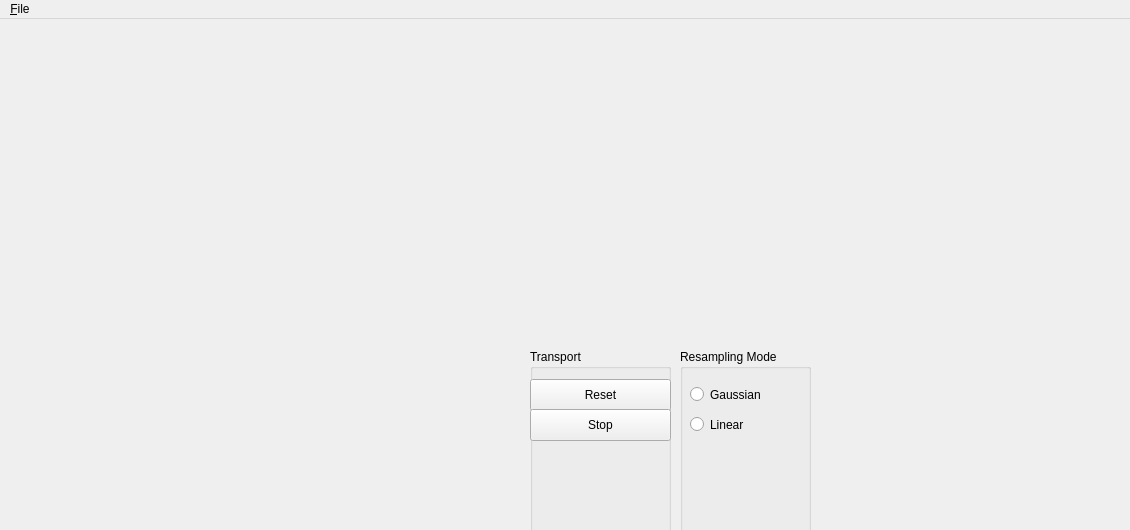
This is MainWindow.ui in yupferris/snes-apu-dbg as Qt 5 draws it before an edit. The edited form follows.
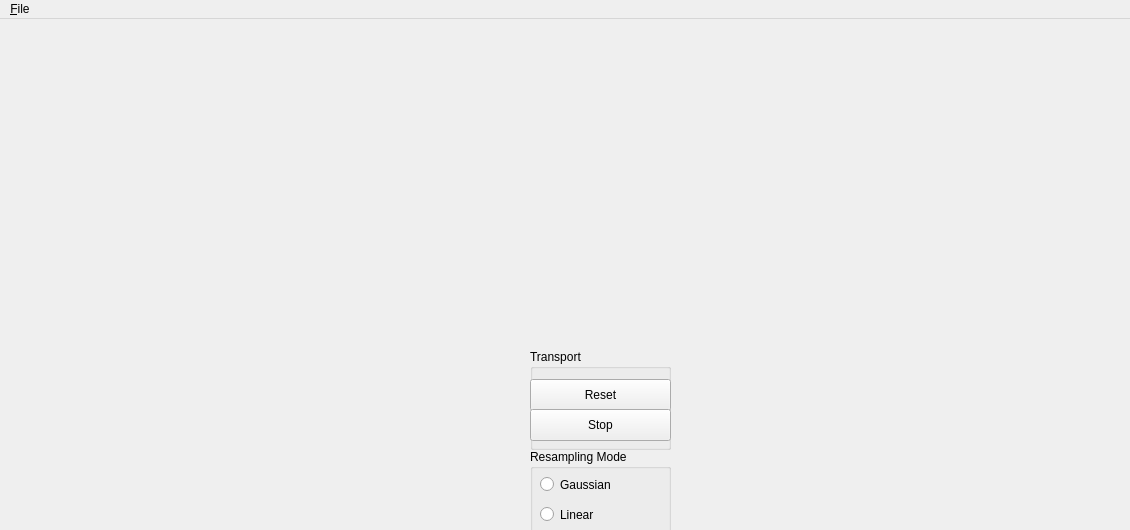
This is the edited form.

What changed in the file:
```diff
--- a/MainWindow.ui
+++ b/MainWindow.ui
@@ -110,7 +110,7 @@
       <x>530</x>
       <y>330</y>
       <width>141</width>
-      <height>191</height>
+      <height>101</height>
      </rect>
     </property>
     <property name="title">
@@ -146,10 +146,10 @@
    <widget class="QGroupBox" name="groupBox_2">
     <property name="geometry">
      <rect>
-      <x>680</x>
-      <y>330</y>
-      <width>131</width>
-      <height>191</height>
+      <x>530</x>
+      <y>430</y>
+      <width>141</width>
+      <height>91</height>
      </rect>
     </property>
     <property name="title">
@@ -159,7 +159,7 @@
      <property name="geometry">
       <rect>
        <x>10</x>
-       <y>60</y>
+       <y>50</y>
        <width>111</width>
        <height>31</height>
       </rect>
@@ -175,7 +175,7 @@
      <property name="geometry">
       <rect>
        <x>10</x>
-       <y>30</y>
+       <y>20</y>
        <width>111</width>
        <height>31</height>
       </rect>
```
